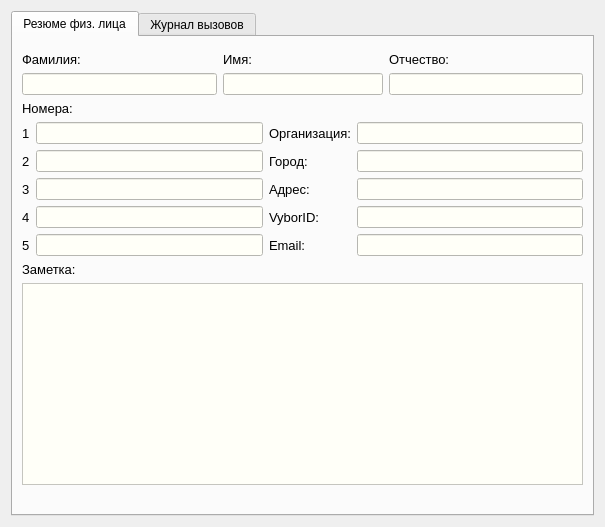
This is ViewContactDialog.ui in okostynchuk/Outcall as Qt 5 draws it before an edit. The edited form follows.
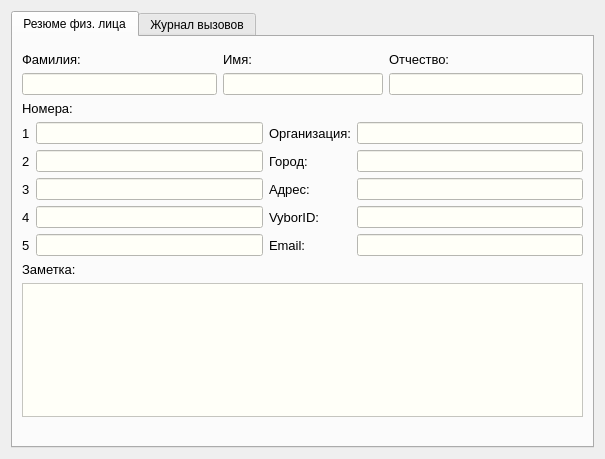
This is the edited form.

What changed in the file:
```diff
--- a/ViewContactDialog.ui
+++ b/ViewContactDialog.ui
@@ -7,7 +7,7 @@
     <x>0</x>
     <y>0</y>
     <width>605</width>
-    <height>527</height>
+    <height>459</height>
    </rect>
   </property>
   <property name="windowTitle">
```
